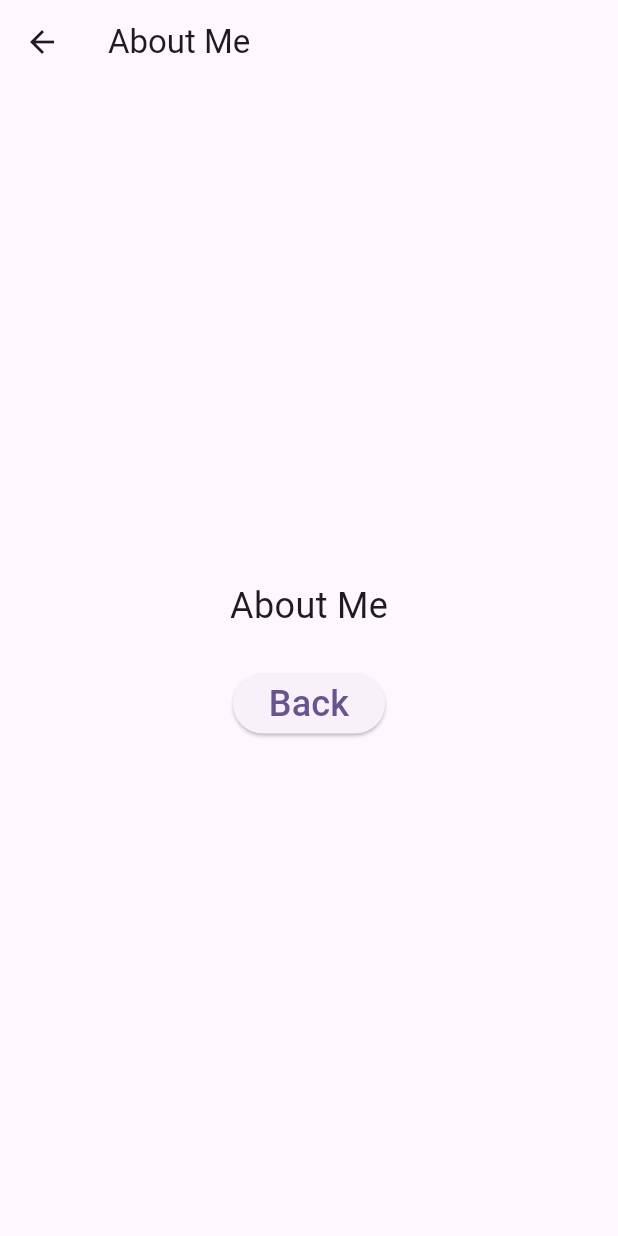
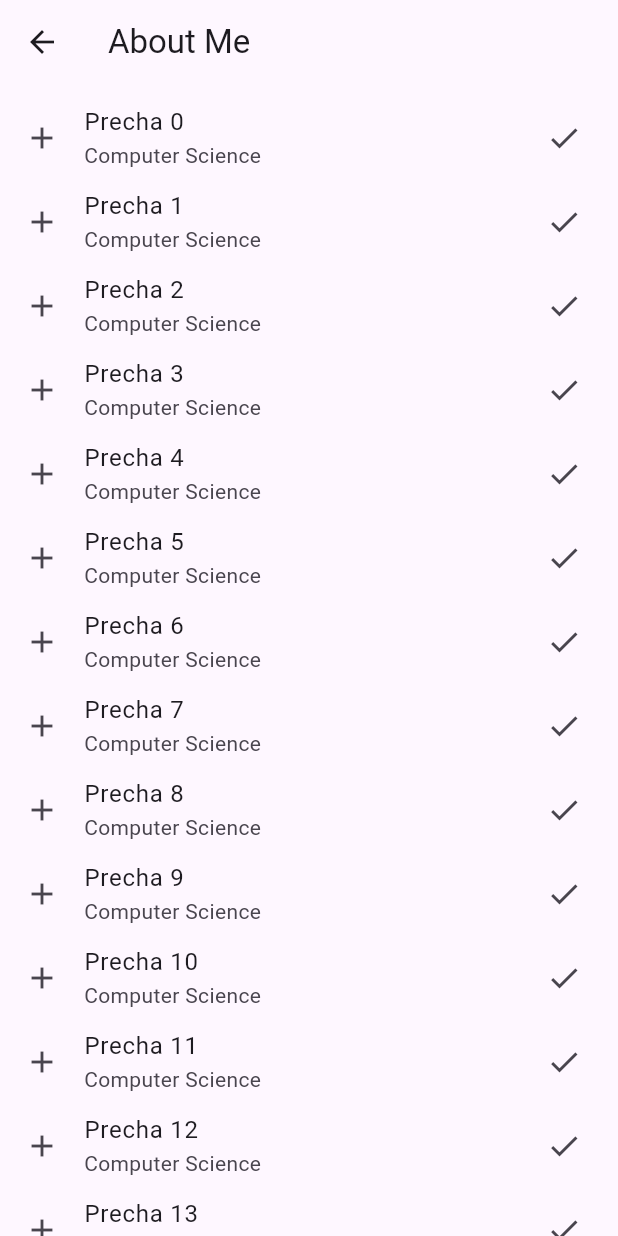
Before and after one commit to Precha-chang/Profile-app, a Flutter app: the screen it shows after launch, after a tap on "About Me", on a phone screen of 412 x 824 dp. Run offline on Flutter 3.47's test engine with Material 3 defaults, Android fonts, the phone set to English and light mode, and no system bars; our stand-ins replace get; network calls fail.

Commit message:
add list

```diff
--- a/lib/about.dart
+++ b/lib/about.dart
@@ -9,34 +9,26 @@ class AboutPage extends StatefulWidget {
 }
 
 class _AboutPageState extends State<AboutPage> {
+  var items = List<String>.generate(20, (i) => 'Precha $i');
   @override
   Widget build(BuildContext context) {
     return Scaffold(
       appBar: AppBar(
         title: const Text("About Me"),
       ),
-      body: Center(
-        child: Column(
-          mainAxisAlignment: MainAxisAlignment.center,
-          children: [
-            const Text(
-              "About Me",
-              style: TextStyle(fontSize: 24),
-            ),
-            const SizedBox(
-              height: 24,
-            ),
-            ElevatedButton(
-              onPressed: () {
-                Get.back();
-              },
-              child: const Text(
-                "Back",
-                style: TextStyle(fontSize: 24),
-              ),
-            )
-          ],
+      body: ListView.builder(
+        itemCount: items.length,
+        prototypeItem: ListTile(
+          title: Text(items.first),
         ),
+        itemBuilder: (context, index) {
+          return ListTile(
+            leading:  Icon(Icons.add),
+            title: Text(items[index]),
+            subtitle: const Text("Computer Science"),
+            trailing: const Icon(Icons.check),
+          );
+        },
       ),
     );
   }
--- a/lib/main.dart
+++ b/lib/main.dart
@@ -1,3 +1,4 @@
+import 'package:app/drawer.dart';
 import 'package:flutter/material.dart';
 // import 'package:font_awesome_flutter/font_awesome_flutter.dart';
 import 'package:get/get.dart';
@@ -64,6 +65,10 @@ class _MyHomePageState extends State<MyHomePage> {
   @override
   Widget build(BuildContext context) {
     return Scaffold(
+      appBar: AppBar(
+        title: Text("My List"),
+      ),
+        drawer: MyDrawer(),
       body: Column(
         children: [
           Container(
```
